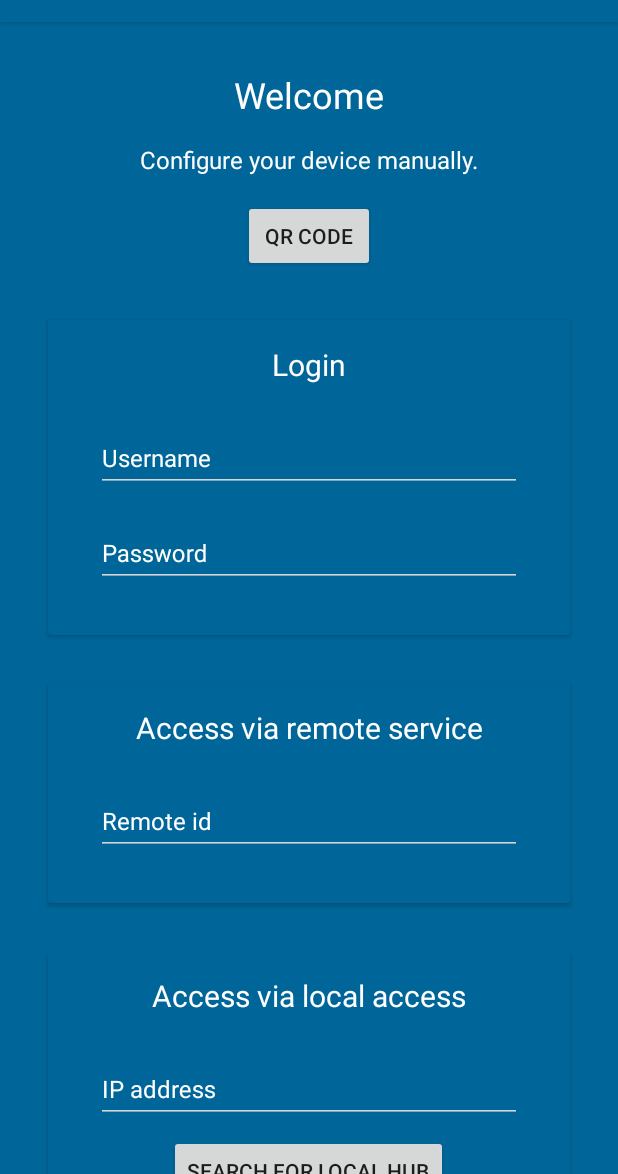
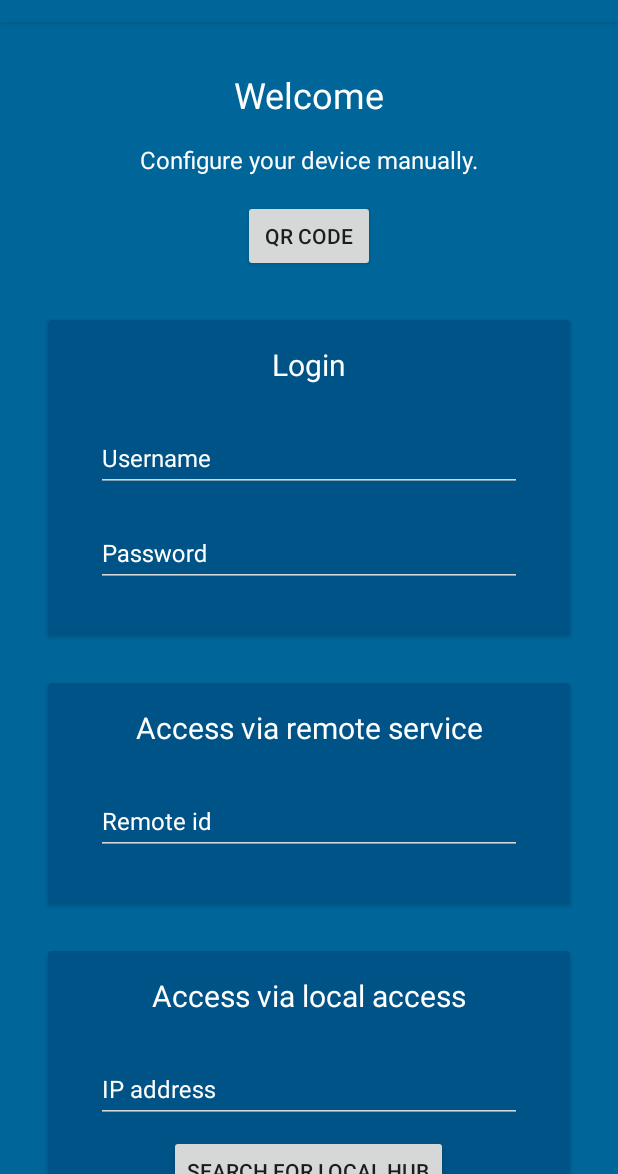
Before and after one commit to zwave-mke/zway_controll_android_native, an Android app: the screen it shows after launch (Intro), after a tap on "MANUAL", on a phone screen of 412 x 824 dp, the part 62-1236 px from its top. Run offline under Robolectric (Android 15) with nearby library versions, the phone set to English and light mode, and no system bars; our stand-ins replace Picasso; libraries missing offline, so code that uses them is left out: com.amulyakhare.textdrawable, com.astuetz, com.joanzapata.iconify, com.mikepenz.google_material_typeface_library, com.mikepenz.iconics and 3 more; plain views replace IconicsImageView; pictures from the network do not load; 13 statements that could not run were skipped.

Commit message:
Release 1.3
- Correct color scheme according material design guidelines (#16)
- Hide some views that are not yet implemented

```diff
--- a/app/src/main/res/layout/activity_intro.xml
+++ b/app/src/main/res/layout/activity_intro.xml
@@ -342,7 +342,8 @@
                 android:layout_margin="16dp"
                 android:elevation="2dp"
                 card_view:cardCornerRadius="2dp"
-                app:cardBackgroundColor="@color/primary_dark" >
+                app:cardBackgroundColor="@color/primary_dark"
+                android:visibility="gone" >
 
                 <LinearLayout
                     android:layout_width="match_parent"
--- a/app/src/main/res/layout/fragment_settings_hub_detail.xml
+++ b/app/src/main/res/layout/fragment_settings_hub_detail.xml
@@ -294,7 +294,8 @@
                 android:layout_width="match_parent"
                 android:layout_height="wrap_content"
                 android:elevation="2dp"
-                card_view:cardCornerRadius="2dp">
+                card_view:cardCornerRadius="2dp"
+                android:visibility="gone">
 
                 <LinearLayout
                     android:layout_width="match_parent"
--- a/app/src/main/res/values/colors.xml
+++ b/app/src/main/res/values/colors.xml
@@ -1,8 +1,8 @@
 <?xml version="1.0" encoding="utf-8"?>
 <resources>
     <color name="primary">#006699</color> <!-- 500 -->
-    <color name="primary50">#006699</color> <!-- 500 -->
-    <color name="primary_dark">#006699</color> <!-- 700 -->
+    <color name="primary50">#80006699</color> <!-- 500 -->
+    <color name="primary_dark">#005386</color> <!-- 700 -->
     <color name="primary_light">#80cbc4</color>
     <color name="accent">#dad13a</color>
     <color name="accent50">#80dad13a</color>
```
